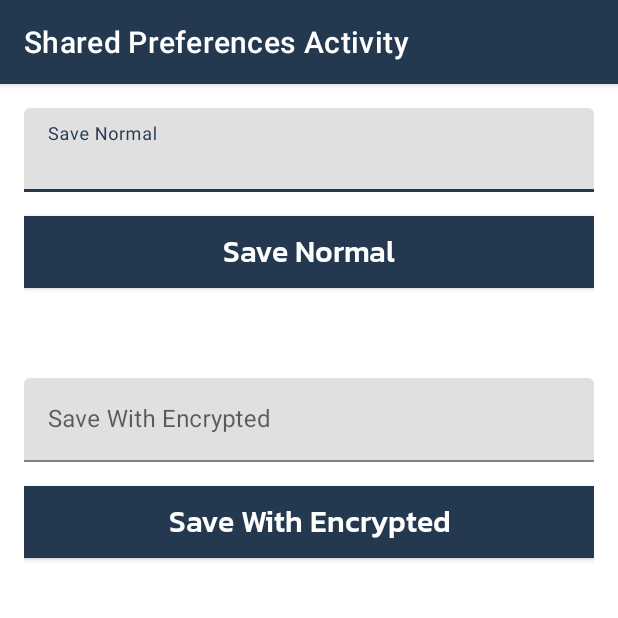
After one commit to supawit60/android_study, an Android app: the SharedPreferencesActivity screen opened directly, with no data from a screen before it, on a phone screen of 412 x 824 dp, the top half of it. The commit adds this screen. Run offline under Robolectric (Android 15) with nearby library versions, the phone set to English and light mode, and no system bars; our stand-ins replace data binding; 4 statements that could not run were skipped.

Commit message:
Add save key-value example

```diff
--- a/app/src/main/AndroidManifest.xml
+++ b/app/src/main/AndroidManifest.xml
@@ -48,6 +48,9 @@
             android:name=".ui.architecture.ArchitectureActivity"
             android:label="@string/title_data_binding_activity" />
         <activity android:name=".ui.permission.PermissionActivity" />
+        <activity
+            android:name=".ui.shared_preferences.SharedPreferencesActivity"
+            android:label="@string/title_shared_preferences_activity" />
     </application>
 
 </manifest>
--- a/app/src/main/java/com/example/myandroid/di/ViewModelModule.kt
+++ b/app/src/main/java/com/example/myandroid/di/ViewModelModule.kt
@@ -3,6 +3,7 @@ package com.example.myandroid.di
 import com.example.myandroid.ui.MainViewModel
 import com.example.myandroid.ui.covid.CovidViewModel
 import com.example.myandroid.ui.architecture.ArchitectureViewModel
+import com.example.myandroid.ui.shared_preferences.SharedPreferencesViewModel
 import org.koin.androidx.viewmodel.dsl.viewModel
 import org.koin.dsl.module
 
@@ -10,4 +11,5 @@ val viewModelModule = module {
     viewModel { MainViewModel() }
     viewModel { ArchitectureViewModel() }
     viewModel { CovidViewModel(get()) }
+    viewModel { SharedPreferencesViewModel(get()) }
 }
--- a/app/src/main/java/com/example/myandroid/ui/MainActivity.kt
+++ b/app/src/main/java/com/example/myandroid/ui/MainActivity.kt
@@ -11,6 +11,7 @@ import com.example.myandroid.ui.layout.ConstraintLayoutActivity
 import com.example.myandroid.ui.layout.LinearLayoutActivity
 import com.example.myandroid.ui.navigate.fragment.NavigationComponentActivity
 import com.example.myandroid.ui.navigate.activity.FirstActivity
+import com.example.myandroid.ui.shared_preferences.SharedPreferencesActivity
 import org.koin.androidx.viewmodel.ext.android.viewModel
 
 class MainActivity : BaseActivity() {
@@ -53,6 +54,9 @@ class MainActivity : BaseActivity() {
             navigateToCallService.observe(owner, {
                 navigateToCallService()
             })
+            navigateToSaveKeyValueData.observe(owner, {
+                navigateToSaveKeyValueData()
+            })
         }
     }
 
@@ -87,4 +91,8 @@ class MainActivity : BaseActivity() {
     private fun navigateToCallService() {
         CovidActivity.startIntent(this)
     }
+
+    private fun navigateToSaveKeyValueData() {
+        SharedPreferencesActivity.startIntent(this)
+    }
 }
--- a/app/src/main/java/com/example/myandroid/ui/MainViewModel.kt
+++ b/app/src/main/java/com/example/myandroid/ui/MainViewModel.kt
@@ -30,6 +30,9 @@ class MainViewModel : BaseViewModel() {
     private val _navigateToCallService by lazy { MutableLiveData<Unit>() }
     val navigateToCallService: LiveData<Unit> get() = _navigateToCallService
 
+    private val _navigateToSaveKeyValueData by lazy { MutableLiveData<Unit>() }
+    val navigateToSaveKeyValueData: LiveData<Unit> get() = _navigateToSaveKeyValueData
+
     fun onLinearLayoutClicked() {
         _navigateToLinearLayout.value = Unit
     }
@@ -61,4 +64,8 @@ class MainViewModel : BaseViewModel() {
     fun onCallServiceClicked() {
         _navigateToCallService.value = Unit
     }
+
+    fun onSaveKeyValueDataClicked() {
+        _navigateToSaveKeyValueData.value = Unit
+    }
 }
--- /dev/null
+++ b/app/src/main/java/com/example/myandroid/ui/shared_preferences/SharedPreferencesActivity.kt
@@ -0,0 +1,29 @@
+package com.example.myandroid.ui.shared_preferences
+
+import android.content.Context
+import android.content.Intent
+import android.os.Bundle
+import com.example.myandroid.databinding.ActivitySharedPreferencesBinding
+import com.example.myandroid.ui.base.BaseActivity
+import org.koin.androidx.viewmodel.ext.android.viewModel
+
+class SharedPreferencesActivity : BaseActivity() {
+
+    private val binding by lazy { ActivitySharedPreferencesBinding.inflate(layoutInflater) }
+    private val viewModel: SharedPreferencesViewModel by viewModel()
+
+    override fun onCreate(savedInstanceState: Bundle?) {
+        super.onCreate(savedInstanceState)
+        setContentView(binding.root)
+        binding.viewModel = viewModel
+        binding.lifecycleOwner = this
+    }
+
+    companion object {
+
+        fun startIntent(context: Context) {
+            Intent(context, SharedPreferencesActivity::class.java)
+                .run { context.startActivity(this) }
+        }
+    }
+}
--- /dev/null
+++ b/app/src/main/java/com/example/myandroid/ui/shared_preferences/SharedPreferencesViewModel.kt
@@ -0,0 +1,26 @@
+package com.example.myandroid.ui.shared_preferences
+
+import androidx.lifecycle.MutableLiveData
+import com.example.myandroid.data.shared_preferences.SharedPreferencesRepository
+import com.example.myandroid.ui.base.BaseViewModel
+
+class SharedPreferencesViewModel constructor(
+    private val sharedPreferencesRepository: SharedPreferencesRepository
+) : BaseViewModel() {
+
+    val saveNormal = MutableLiveData<String>()
+    val saveWithEncrypted = MutableLiveData<String>()
+
+    init {
+        saveNormal.value = sharedPreferencesRepository.saveNormal
+        saveWithEncrypted.value = sharedPreferencesRepository.saveWithEncrypted
+    }
+
+    fun onSaveNormalClicked() {
+        sharedPreferencesRepository.saveNormal = saveNormal.value
+    }
+
+    fun onSaveWithEncryptedClicked() {
+        sharedPreferencesRepository.saveWithEncrypted = saveWithEncrypted.value
+    }
+}
--- a/app/src/main/res/layout/activity_main.xml
+++ b/app/src/main/res/layout/activity_main.xml
@@ -70,6 +70,12 @@
                     android:layout_marginTop="8dp"
                     android:onClick="@{() -> viewModel.onCallServiceClicked()}"
                     android:text="@string/menu_call_service" />
+
+                <androidx.appcompat.widget.AppCompatButton
+                    style="@style/AppButton"
+                    android:layout_marginTop="8dp"
+                    android:onClick="@{() -> viewModel.onSaveKeyValueDataClicked()}"
+                    android:text="@string/menu_save_key_value_data" />
             </androidx.appcompat.widget.LinearLayoutCompat>
         </ScrollView>
 
--- /dev/null
+++ b/app/src/main/res/layout/activity_shared_preferences.xml
@@ -0,0 +1,83 @@
+<?xml version="1.0" encoding="utf-8"?>
+<layout xmlns:android="http://schemas.android.com/apk/res/android"
+    xmlns:app="http://schemas.android.com/apk/res-auto">
+
+    <data>
+
+        <variable
+            name="viewModel"
+            type="com.example.myandroid.ui.shared_preferences.SharedPreferencesViewModel" />
+    </data>
+
+    <androidx.constraintlayout.widget.ConstraintLayout
+        android:layout_width="match_parent"
+        android:layout_height="match_parent"
+        android:padding="16dp">
+
+        <com.google.android.material.textfield.TextInputLayout
+            android:id="@+id/layout_save_normal"
+            android:layout_width="match_parent"
+            android:layout_height="wrap_content"
+            app:layout_constraintEnd_toEndOf="parent"
+            app:layout_constraintHorizontal_bias="0.5"
+            app:layout_constraintStart_toStartOf="parent"
+            app:layout_constraintTop_toTopOf="parent">
+
+            <com.google.android.material.textfield.TextInputEditText
+                android:id="@+id/edt_save_normal"
+                android:layout_width="match_parent"
+                android:layout_height="wrap_content"
+                android:hint="@string/save_normal"
+                android:inputType="text"
+                android:maxLines="1"
+                android:text="@={viewModel.saveNormal}" />
+        </com.google.android.material.textfield.TextInputLayout>
+
+        <androidx.appcompat.widget.AppCompatButton
+            android:id="@+id/btn_save_normal"
+            style="@style/AppButton"
+            android:layout_width="match_parent"
+            android:layout_height="wrap_content"
+            android:layout_marginTop="16dp"
+            android:onClick="@{() -> viewModel.onSaveNormalClicked()}"
+            android:text="@string/save_normal"
+            app:layout_constraintEnd_toEndOf="parent"
+            app:layout_constraintHorizontal_bias="0.5"
+            app:layout_constraintStart_toStartOf="parent"
+            app:layout_constraintTop_toBottomOf="@+id/layout_save_normal" />
+
+        <com.google.android.material.textfield.TextInputLayout
+            android:id="@+id/layout_save_with_encrypted"
+            android:layout_width="match_parent"
+            android:layout_height="wrap_content"
+            android:layout_marginTop="60dp"
+            app:layout_constraintEnd_toEndOf="parent"
+            app:layout_constraintHorizontal_bias="0.5"
+            app:layout_constraintStart_toStartOf="parent"
+            app:layout_constraintTop_toBottomOf="@+id/btn_save_normal">
+
+            <com.google.android.material.textfield.TextInputEditText
+                android:id="@+id/edt_save_with_encrypted"
+                android:layout_width="match_parent"
+                android:layout_height="wrap_content"
+                android:hint="@string/save_with_encrypted"
+                android:inputType="text"
+                android:maxLines="1"
+                android:text="@={viewModel.saveWithEncrypted}" />
+        </com.google.android.material.textfield.TextInputLayout>
+
+        <androidx.appcompat.widget.AppCompatButton
+            android:id="@+id/btn_save_with_encrypted"
+            style="@style/AppButton"
+            android:layout_width="match_parent"
+            android:layout_height="wrap_content"
+            android:layout_marginTop="16dp"
+            android:onClick="@{() -> viewModel.onSaveWithEncryptedClicked()}"
+            android:text="@string/save_with_encrypted"
+            app:layout_constraintEnd_toEndOf="parent"
+            app:layout_constraintHorizontal_bias="0.5"
+            app:layout_constraintStart_toStartOf="parent"
+            app:layout_constraintTop_toBottomOf="@+id/layout_save_with_encrypted" />
+
+    </androidx.constraintlayout.widget.ConstraintLayout>
+</layout>
--- a/app/src/main/res/values/strings.xml
+++ b/app/src/main/res/values/strings.xml
@@ -17,6 +17,7 @@
     <string name="menu_navigation_component">Navigation Component</string>
     <string name="menu_architecture">Architecture</string>
     <string name="menu_call_service">Call Service</string>
+    <string name="menu_save_key_value_data">Save key-value data</string>
 
     <string name="title_basic_fragment_activity">Basic Fragment Activity</string>
     <string name="title_first_fragment">First Fragment</string>
@@ -35,6 +36,10 @@
     <string name="height">Height</string>
     <string name="btn_calculate_bmi">Calculate BMI</string>
 
+    <string name="title_shared_preferences_activity">Shared Preferences Activity</string>
+    <string name="save_normal">Save Normal</string>
+    <string name="save_with_encrypted">Save With Encrypted</string>
+
     <string name="new_case">New Case</string>
     <string name="total_case">Total Case</string>
 </resources>
```
Also changed, not shown: 1 other file.
